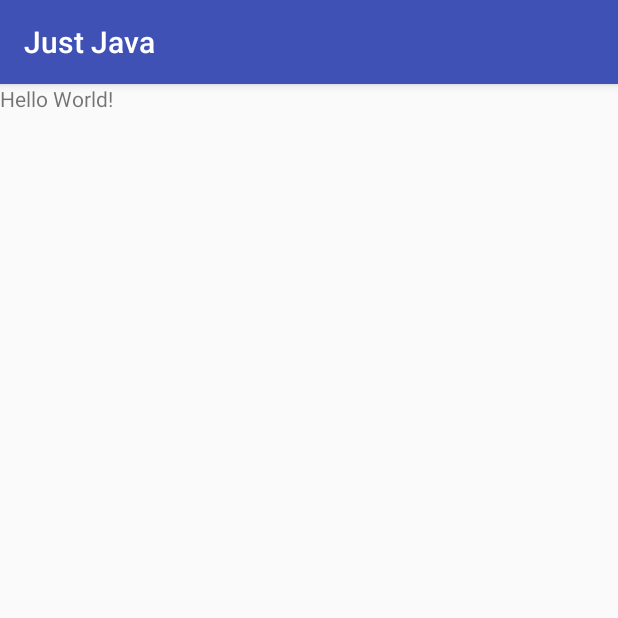
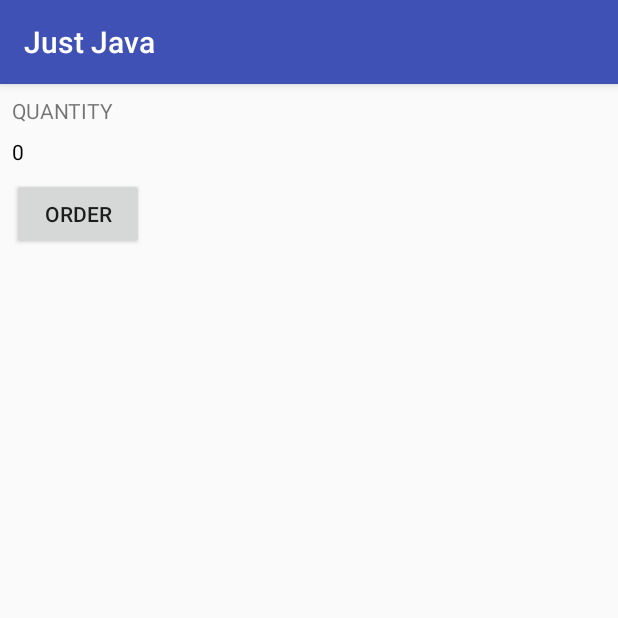
Before and after one commit to mswann11/JustJava, an Android app: the screen it shows after launch (MainActivity), on a phone screen of 412 x 824 dp, the top half of it. Run offline under Robolectric (Android 15) with nearby library versions, the phone set to English and light mode, and no system bars.

Commit message:
Build layout

```diff
--- a/app/src/main/res/layout/activity_main.xml
+++ b/app/src/main/res/layout/activity_main.xml
@@ -1,13 +1,30 @@
-<RelativeLayout
-    xmlns:android="http://schemas.android.com/apk/res/android"
+<LinearLayout xmlns:android="http://schemas.android.com/apk/res/android"
     xmlns:tools="http://schemas.android.com/tools"
     android:layout_width="match_parent"
     android:layout_height="match_parent"
+    android:orientation="vertical"
+    android:paddingHorizontal="@dimen/padding"
+    android:paddingVertical="@dimen/padding"
     tools:context=".MainActivity">
 
     <TextView
         android:layout_width="wrap_content"
         android:layout_height="wrap_content"
-        android:text="Hello World!" />
+        android:layout_marginBottom="@dimen/padding"
+        android:text="@string/quantity"
+        android:textAllCaps="true" />
 
-</RelativeLayout>
+    <TextView
+        android:id="@+id/quantity_text_view"
+        android:layout_width="wrap_content"
+        android:layout_height="wrap_content"
+        android:text="0"
+        android:textColor="@color/black" />
+
+    <Button
+        android:layout_width="wrap_content"
+        android:layout_height="wrap_content"
+        android:layout_marginTop="@dimen/padding"
+        android:text="order" />
+
+</LinearLayout>
--- a/app/src/main/res/values/colors.xml
+++ b/app/src/main/res/values/colors.xml
@@ -3,4 +3,5 @@
     <color name="colorPrimary">#3F51B5</color>
     <color name="colorPrimaryDark">#303F9F</color>
     <color name="colorAccent">#FF4081</color>
+    <color name="black">#000</color>
 </resources>
--- a/app/src/main/res/values/strings.xml
+++ b/app/src/main/res/values/strings.xml
@@ -1,3 +1,4 @@
 <resources>
     <string name="app_name">Just Java</string>
+    <string name="quantity">Quantity</string>
 </resources>
```
Also changed, not shown: 1 other file.
